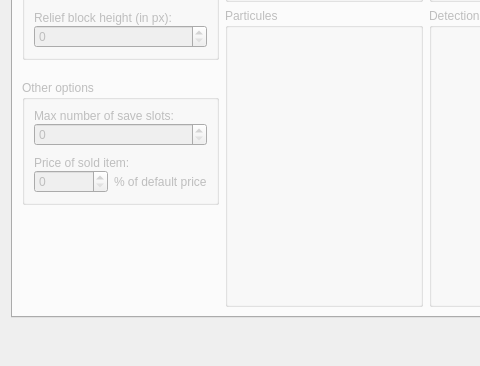
RPG-Paper-Maker/RPG-Paper-Maker, file Dialogs/dialogsystems.ui: the form before one commit; both pictures show x 0 to 480 and y 344 to 710 of the 851 by 710 pixel window.
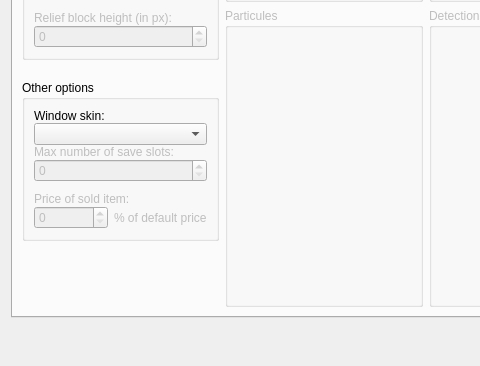
The form after the commit. Custom widgets are drawn as their Qt base class.

Commit message: Main windowSkin selection

What changed in the file:
```diff
--- a/Dialogs/dialogsystems.ui
+++ b/Dialogs/dialogsystems.ui
@@ -255,7 +255,7 @@
              <item>
               <widget class="QGroupBox" name="groupBox_3">
                <property name="enabled">
-                <bool>false</bool>
+                <bool>true</bool>
                </property>
                <property name="title">
                 <string>Other options</string>
@@ -267,19 +267,36 @@
                    <number>10</number>
                   </property>
                   <item>
-                   <layout class="QVBoxLayout" name="verticalLayout_7" stretch="0,1">
+                   <layout class="QVBoxLayout" name="verticalLayout_7" stretch="0,0,0,1">
                     <property name="spacing">
                      <number>0</number>
                     </property>
+                    <item>
+                     <widget class="QLabel" name="label_10">
+                      <property name="text">
+                       <string>Window skin:</string>
+                      </property>
+                     </widget>
+                    </item>
+                    <item>
+                     <widget class="QComboBox" name="comboBoxWindowSkin"/>
+                    </item>
                     <item>
                      <widget class="QLabel" name="label_5">
+                      <property name="enabled">
+                       <bool>false</bool>
+                      </property>
                       <property name="text">
                        <string>Max number of save slots:</string>
                       </property>
                      </widget>
                     </item>
                     <item>
-                     <widget class="QSpinBox" name="spinBox_4"/>
+                     <widget class="QSpinBox" name="spinBox_4">
+                      <property name="enabled">
+                       <bool>false</bool>
+                      </property>
+                     </widget>
                     </item>
                    </layout>
                   </item>
@@ -293,16 +310,26 @@
                     </property>
                     <item row="0" column="0" colspan="2">
                      <widget class="QLabel" name="label_7">
+                      <property name="enabled">
+                       <bool>false</bool>
+                      </property>
                       <property name="text">
                        <string>Price of sold item:</string>
                       </property>
                      </widget>
                     </item>
                     <item row="1" column="0">
-                     <widget class="QSpinBox" name="spinBox_6"/>
+                     <widget class="QSpinBox" name="spinBox_6">
+                      <property name="enabled">
+                       <bool>false</bool>
+                      </property>
+                     </widget>
                     </item>
                     <item row="1" column="1">
                      <widget class="QLabel" name="label_8">
+                      <property name="enabled">
+                       <bool>false</bool>
+                      </property>
                       <property name="text">
                        <string>% of default price</string>
                       </property>
```
The commit also changes 4 other files.
